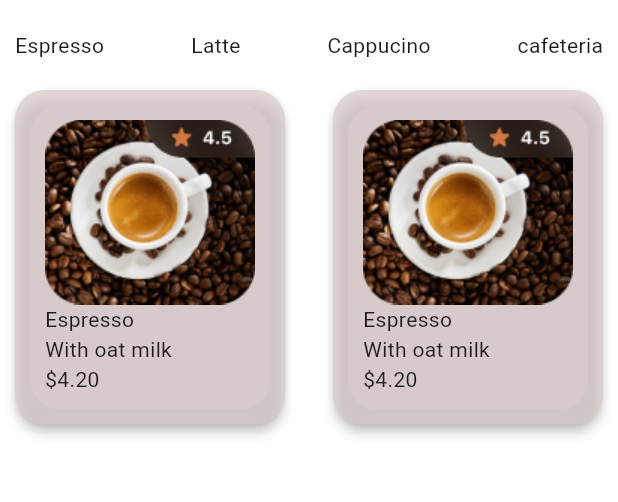
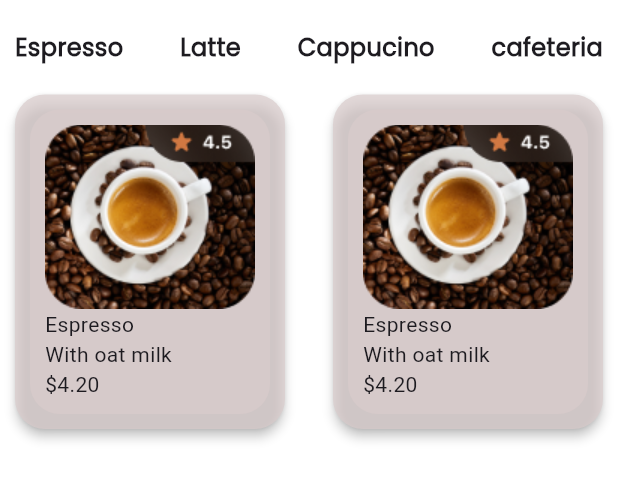
Before and after one commit to kemila3/coffe-app, a Flutter app: the screen it shows after launch, after a tap on "Dive In", on a phone screen of 412 x 824 dp, the part 321-823 px from its top. Run offline on Flutter 3.47's test engine with Material 3 defaults, Android fonts, the phone set to English and light mode, and no system bars.

Commit message:
styles + colors added

```diff
--- a/lib/pages/landingPage.dart
+++ b/lib/pages/landingPage.dart
@@ -9,6 +9,7 @@ class LandingPage extends StatelessWidget {
   @override
   Widget build(BuildContext context) {
     return Scaffold(
+      backgroundColor: Color.fromRGBO(150, 114, 89, 0.9),
       body: Container(
         padding: EdgeInsets.all(10),
         child: Column(
--- /dev/null
+++ b/lib/themes/textStyles.dart
@@ -0,0 +1,13 @@
+import 'package:flutter/material.dart';
+
+class CustomStyle {
+
+static const TextStyle style1 = TextStyle(
+  fontFamily: "Poppins",
+  fontSize: 16,
+  fontWeight: FontWeight.bold
+
+);
+
+
+}
```
